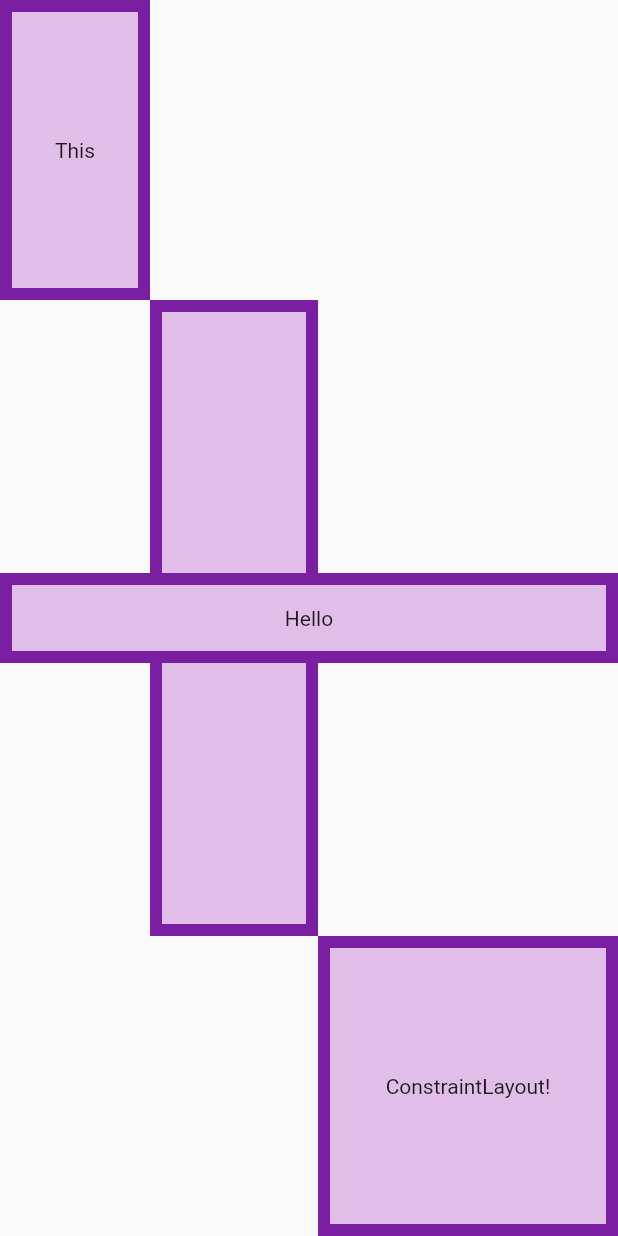
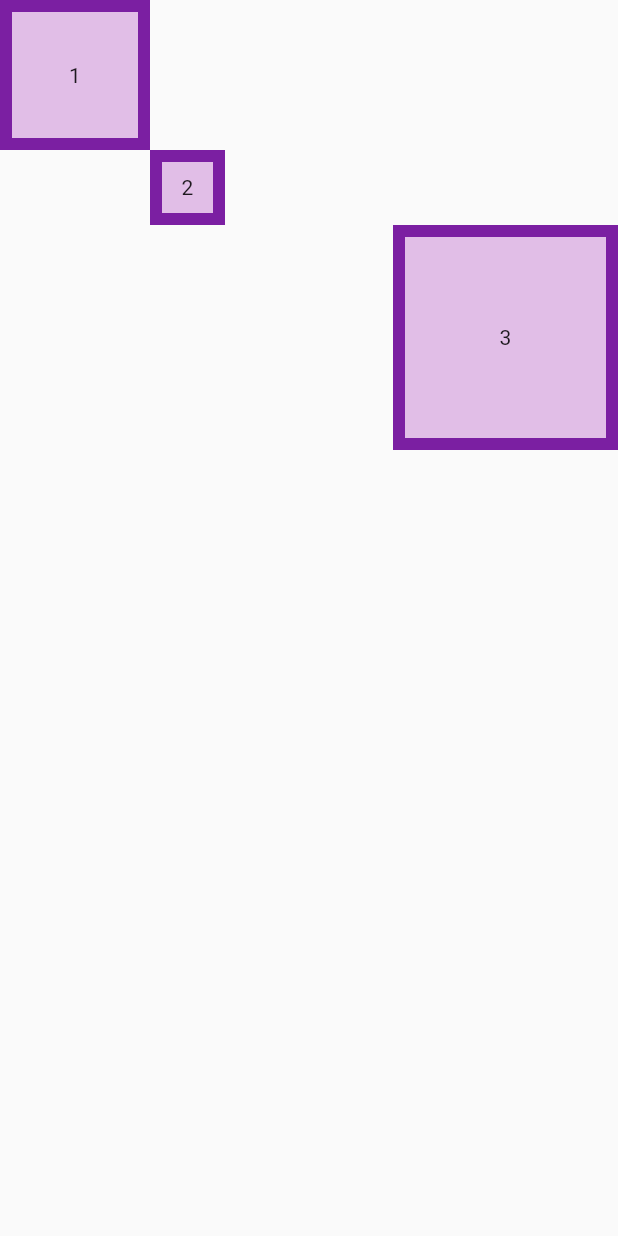
Before and after one commit to mt-akar/constraint_layout, a Flutter app: the screen it shows after launch, on a phone screen of 412 x 824 dp. Run offline on Flutter 3.47's test engine with Material 2 defaults, Android fonts, the phone set to English and light mode, and no system bars.

Commit message:
size widget tried

```diff
--- a/example/lib/main.dart
+++ b/example/lib/main.dart
@@ -32,57 +32,67 @@ class ConstLayTrial extends StatelessWidget {
   @override
   Widget build(BuildContext context) {
     return Scaffold(
-      body: ConstraintLayout(
+      body: SafeArea(
+        child: ConstraintLayout(
           children: (parent) => [
+            // Constrained(
+            //   key: ValueKey("this_rectangle"),
+            //   width: 100,
+            //   height: 200,
+            //   startToStartOf: parent,
+            //   topToTopOf: parent,
+            //   //padding: ConstraintLayoutEdgeInsets(start: 10),
+            //   //margin: ConstraintLayoutEdgeInsets(start: 20, end: 200),
+            //   child: _childGenerator(Colors.purple, "This"),
+            // ),
+            // Constrained(
+            //   key: ValueKey("constraintlayout_rectangle"),
+            //   width: 200,
+            //   height: 200,
+            //   bottomToBottomOf: parent,
+            //   endToEndOf: parent,
+            //   //padding: ConstraintLayoutEdgeInsets(end: 10, bottom: 10),
+            //   child: _childGenerator(Colors.purple, "something!"),
+            // ),
+            // Constrained(
+            //   key: ValueKey("is_rectangle"),
+            //   width: 0,
+            //   height: 0,
+            //   topToBottomOf: ValueKey("this_rectangle"),
+            //   startToEndOf: ValueKey("this_rectangle"),
+            //   bottomToTopOf: ValueKey("constraintlayout_rectangle"),
+            //   endToStartOf: ValueKey("constraintlayout_rectangle"),
+            //   child: _childGenerator(Colors.purple, "is"),
+            // ),
             Constrained(
               key: ValueKey("this_rectangle"),
               width: 100,
-            height: 200,
+              height: 100,
               startToStartOf: parent,
               topToTopOf: parent,
               //padding: ConstraintLayoutEdgeInsets(start: 10),
-            //margin: ConstraintLayoutEdgeInsets(start: 20, end: 20),
-            child: _childGenerator(Colors.purple, "This"),
+              //margin: ConstraintLayoutEdgeInsets(start: 20, end: 200),
+              child: _childGenerator(Colors.purple, "1"),
+            ),
+            Constrained(
+              key: ValueKey("is_rectangle"),
+              width: 50,
+              height: 50,
+              topToBottomOf: ValueKey("this_rectangle"),
+              startToEndOf: ValueKey("this_rectangle"),
+              child: _childGenerator(Colors.purple, "2"),
             ),
             Constrained(
               key: ValueKey("constraintlayout_rectangle"),
-            width: 200,
-            height: 200,
-            bottomToBottomOf: parent,
+              width: 150,
+              height: 150,
+              topToBottomOf: ValueKey("is_rectangle"),
               endToEndOf: parent,
               //padding: ConstraintLayoutEdgeInsets(end: 10, bottom: 10),
-            child: _childGenerator(Colors.purple, "ConstraintLayout!"),
-          ),
-          Constrained(
-            key: ValueKey("is_rectangle"),
-            width: 0,
-            height: 0,
-            topToBottomOf: ValueKey("this_rectangle"),
-            startToEndOf: ValueKey("this_rectangle"),
-            bottomToTopOf: ValueKey("constraintlayout_rectangle"),
-            endToStartOf: ValueKey("constraintlayout_rectangle"),
-            child: _childGenerator(Colors.purple, "is"),
-          ),
-          // Constrained(
-          //   height: 20,
-          //   width: match.parent,
-          //   topToTopOf: parent,
-          //   startToStartOf: parent,
-          //   endToEndOf: ValueKey("is_rectangle"),
-          //   // match.parent,
-          //   child: _childGenerator(Colors.purple, "top"),
-          // ),
-          Constrained(
-            height: 60,
-            width: 0, //wrap.content,
-            topToTopOf: parent,
-            startToStartOf: parent,
-            endToEndOf: parent,
-            bottomToBottomOf: parent,
-            //margin: ConstraintLayoutEdgeInsets(start: 10, end: 40),
-            child: _childGenerator(Colors.purple, "Hello"),
+              child: _childGenerator(Colors.purple, "3"),
             ),
           ],
+        ),
       ),
     );
   }
--- a/lib/src/child_size.dart
+++ b/lib/src/child_size.dart
@@ -4,18 +4,17 @@ class SizeProviderWidget extends StatefulWidget {
   final Widget child;
   final Function(Size) onChildSize;
 
-  const SizeProviderWidget({Key key, this.onChildSize, this.child})
-      : super(key: key);
+  const SizeProviderWidget({Key? key, required this.onChildSize, required this.child}) : super(key: key);
+
   @override
   _SizeProviderWidgetState createState() => _SizeProviderWidgetState();
 }
 
 class _SizeProviderWidgetState extends State<SizeProviderWidget> {
-
   @override
   void initState() {
-    WidgetsBinding.instance.addPostFrameCallback((timeStamp) {
-      widget.onChildSize(context.size);
+    WidgetsBinding.instance?.addPostFrameCallback((timeStamp) {
+      widget.onChildSize(context.size ?? Size(0, 0));
     });
     super.initState();
   }
--- a/lib/src/layout.dart
+++ b/lib/src/layout.dart
@@ -1,5 +1,7 @@
 import 'package:constraint_layout/constraint_layout.dart';
 import 'package:flutter/widgets.dart';
+
+import 'child_size.dart';
 
 /// Similar to Android's constraint layout.
 class ConstraintLayout extends StatelessWidget {
@@ -33,6 +35,20 @@ class ConstraintLayout extends StatelessWidget {
         // Create the children list.
         var constrainedList = children(parentKey);
 
+        ///////////////////////////////////////////////////
+        constrainedList.forEach((pos) {
+          print("test ${pos.toString()}");
+          var t = SizeProviderWidget(
+            onChildSize: (Size size) {
+              print("height: ${size.height}, width: ${size.width}");
+            },
+            child: pos.child,
+          );
+          pos.realWidth = pos.width == match.parent ? constraints.maxWidth - pos.realMarginStart - pos.realMarginEnd : pos.width;
+          pos.realHeight = pos.height == match.parent ? constraints.maxHeight - pos.realMarginTop - pos.realMarginBottom : pos.height;
+        });
+        ///////////////////////////////////////////////////
+
         // TODO: Check if there is a duplicate key
         for (int i = 0; i < constrainedList.length; i++) {
           if (constrainedList[i].key == null) {
@@ -59,12 +75,12 @@ class ConstraintLayout extends StatelessWidget {
           changed = false;
 
           constrainedList.forEach((pos) {
-            ///////////////// START /////////////////
+            //// START ////
             if (pos.constraintStart == null) {
               // Infer from constraint
               if (pos.startToEndOf != null) {
                 var anchorPos = constrainedList.firstWhere((element) => element.key == pos.startToEndOf);
-                if(anchorPos.constraintEnd != null){
+                if (anchorPos.constraintEnd != null) {
                   pos.constraintStart = anchorPos.constraintEnd! + pos.realMarginStart;
                   changed = true;
                 }
@@ -72,7 +88,7 @@ class ConstraintLayout extends StatelessWidget {
                 var anchorPos = constrainedList.firstWhere((element) {
                   return element.key == pos.startToStartOf;
                 });
-                if(anchorPos.constraintStart != null){
+                if (anchorPos.constraintStart != null) {
                   pos.constraintStart = anchorPos.constraintStart! + pos.realMarginStart;
                   changed = true;
                 }
@@ -84,18 +100,18 @@ class ConstraintLayout extends StatelessWidget {
               }
             }
 
-            ///////////////// END /////////////////
+            //// END ////
             if (pos.constraintEnd == null) {
               // Infer from constraint
               if (pos.endToStartOf != null) {
                 var anchorPos = constrainedList.firstWhere((element) => element.key == pos.endToStartOf);
-                if(anchorPos.constraintStart != null){
+                if (anchorPos.constraintStart != null) {
                   pos.constraintEnd = anchorPos.constraintStart! + pos.realMarginEnd;
                   changed = true;
                 }
               } else if (pos.endToEndOf != null) {
                 var anchorPos = constrainedList.firstWhere((element) => element.key == pos.endToEndOf);
-                if(anchorPos.constraintEnd != null){
+                if (anchorPos.constraintEnd != null) {
                   pos.constraintEnd = anchorPos.constraintEnd! + pos.realMarginEnd;
                   changed = true;
                 }
@@ -107,18 +123,18 @@ class ConstraintLayout extends StatelessWidget {
               }
             }
 
-            ///////////////// TOP /////////////////
+            //// TOP ////
             if (pos.constraintTop == null) {
               // Infer from constraint
               if (pos.topToBottomOf != null) {
                 var anchorPos = constrainedList.firstWhere((element) => element.key == pos.topToBottomOf);
-                if(anchorPos.constraintBottom != null){
+                if (anchorPos.constraintBottom != null) {
                   pos.constraintTop = anchorPos.constraintBottom! + pos.realMarginTop;
                   changed = true;
                 }
               } else if (pos.topToTopOf != null) {
                 var anchorPos = constrainedList.firstWhere((element) => element.key == pos.topToTopOf);
-                if(anchorPos.constraintTop != null){
+                if (anchorPos.constraintTop != null) {
                   pos.constraintTop = anchorPos.constraintTop! + pos.realMarginTop;
                   changed = true;
                 }
@@ -130,18 +146,18 @@ class ConstraintLayout extends StatelessWidget {
               }
             }
 
-            ///////////////// BOTTOM /////////////////
+            //// BOTTOM ////
             if (pos.constraintBottom == null) {
               // Infer from constraint
               if (pos.bottomToTopOf != null) {
                 var anchorPos = constrainedList.firstWhere((element) => element.key == pos.bottomToTopOf);
-                if(anchorPos.constraintTop != null){
+                if (anchorPos.constraintTop != null) {
                   pos.constraintBottom = anchorPos.constraintTop! + pos.realMarginBottom;
                   changed = true;
                 }
               } else if (pos.bottomToBottomOf != null) {
                 var anchorPos = constrainedList.firstWhere((element) => element.key == pos.bottomToBottomOf);
-                if(anchorPos.constraintBottom != null){
+                if (anchorPos.constraintBottom != null) {
                   pos.constraintBottom = anchorPos.constraintBottom! + pos.realMarginBottom;
                   changed = true;
                 }
@@ -155,10 +171,13 @@ class ConstraintLayout extends StatelessWidget {
           });
         }
 
+        /////// Cleanup ///////
         // Finally remove the parent. It is now drawn
         constrainedList.removeLast();
 
         print("Elapsed: ${s.elapsed}");
+
+        /////// Stack construction ///////
         return Stack(
           children: constrainedList.map((e) {
             var child = Center(
@@ -184,16 +203,22 @@ class ConstraintLayout extends StatelessWidget {
               );
             }
 
+            // Positioned.fill values
             var left = e.realWidth! > e.constraintEnd! - e.constraintStart! ? (e.constraintEnd! + e.constraintStart! - e.realWidth!) / 2 : e.constraintStart!;
             var right = e.realWidth! > e.constraintEnd! - e.constraintStart! ? (e.constraintEnd! + e.constraintStart! + e.realWidth!) / 2 : e.constraintEnd!;
 
+            var top = e.realHeight! > e.constraintBottom! - e.constraintTop! ? (e.constraintBottom! + e.constraintTop! - e.realHeight!) / 2 : e.constraintTop!;
+            var bottom = e.realHeight! > e.constraintBottom! - e.constraintTop! ? (e.constraintBottom! + e.constraintTop! + e.realHeight!) / 2 : e.constraintBottom!;
+
+            // Construct [Positioned] widgets.
+            //
             // Map end to right and bottom to bottom because in [Positioned] syntax,
             // right and bottom are distance from the right and bottom of the [Stack].
             return Positioned.fill(
               left: left,
               right: constraints.maxWidth - right,
-              top: e.constraintTop!,
-              bottom: constraints.maxHeight - e.constraintBottom!,
+              top: top,
+              bottom: constraints.maxHeight - bottom,
               child: padding != null ? Padding(padding: padding, child: child) : child,
             );
           }).toList(),
```
Lines whose indentation alone changed are shown as unchanged.
